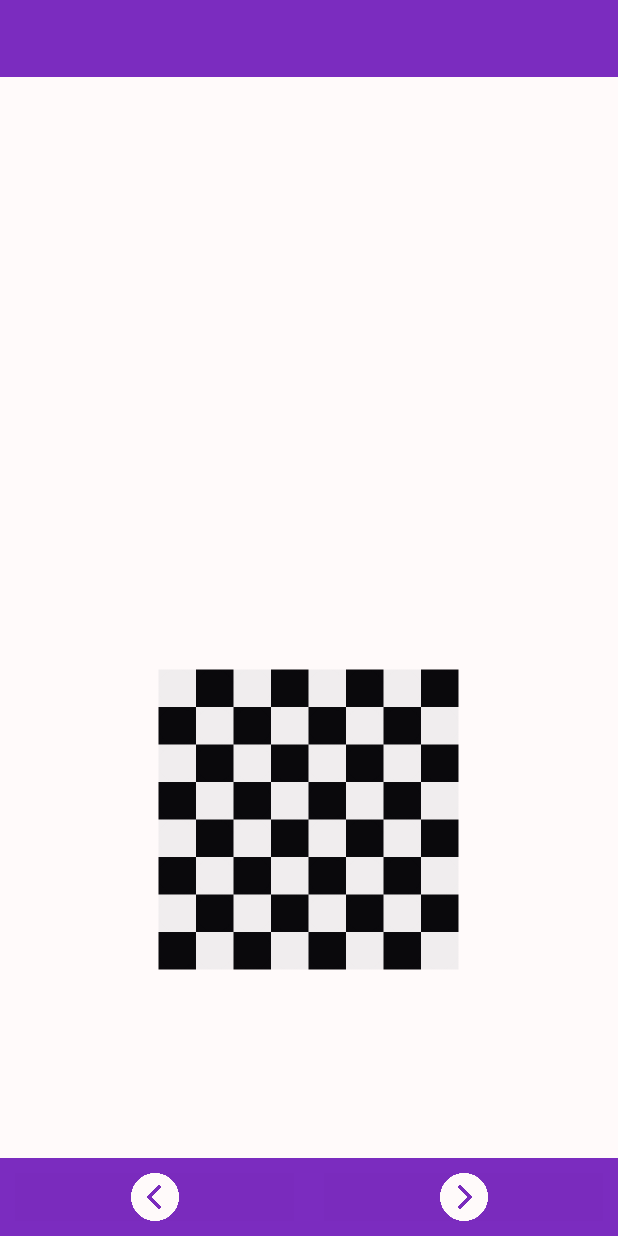
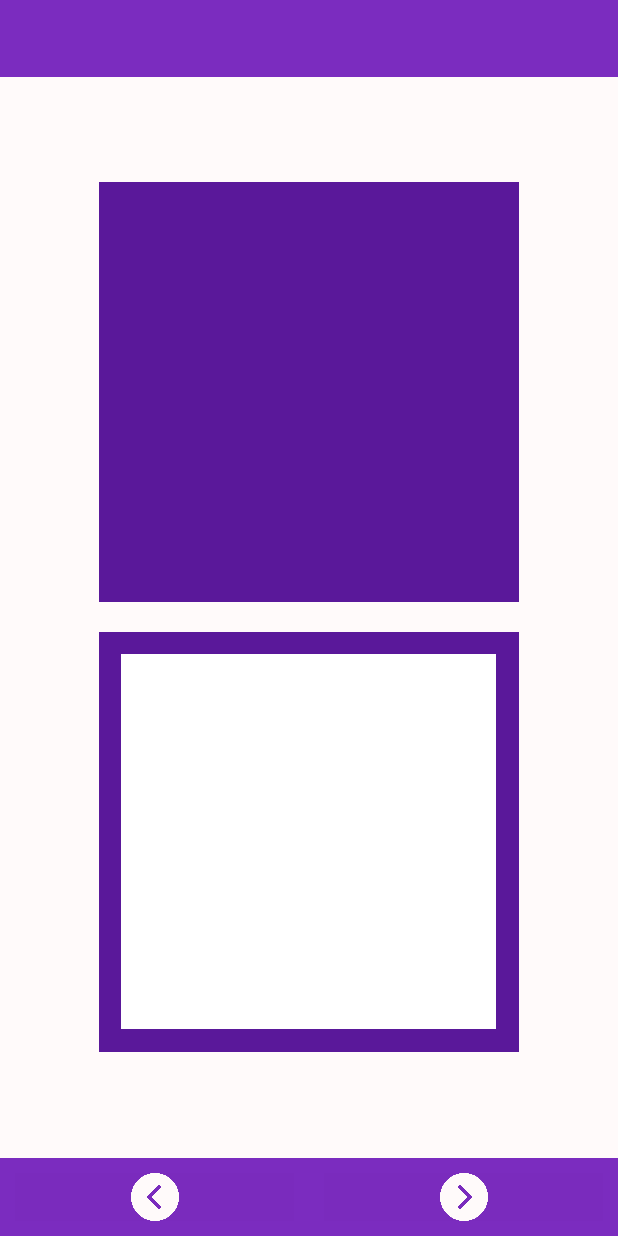
Before and after one commit to b3nny01/CheckersVision, an Android app: the PredictionActivity screen opened directly, with no data from a screen before it, on a phone screen of 412 x 824 dp. Run offline under Robolectric (Android 15) with nearby library versions, the phone set to English and light mode, and no system bars; libraries missing offline, so code that uses them is left out: org.pytorch; 2 statements that could not run were skipped.

Commit message:
updated GUI

```diff
--- a/CheckersVisionApp/app/src/main/AndroidManifest.xml
+++ b/CheckersVisionApp/app/src/main/AndroidManifest.xml
@@ -11,9 +11,9 @@
         android:allowBackup="true"
         android:dataExtractionRules="@xml/data_extraction_rules"
         android:fullBackupContent="@xml/backup_rules"
-        android:icon="@drawable/app_logo"
+        android:icon="@drawable/game_icon"
         android:label="@string/app_name"
-        android:roundIcon="@drawable/app_logo"
+        android:roundIcon="@drawable/game_icon"
         android:supportsRtl="true"
         android:theme="@style/Theme.ChessRecordApp"
         tools:targetApi="31">
--- a/CheckersVisionApp/app/src/main/res/layout/activity_prediction.xml
+++ b/CheckersVisionApp/app/src/main/res/layout/activity_prediction.xml
@@ -36,19 +36,40 @@
             android:gravity="center"
             android:orientation="vertical">
 
+            <FrameLayout
+                android:layout_width="280dp"
+                android:layout_height="280dp"
+                android:layout_margin="10dp"
+                android:background="@color/colorPrimaryDark">
+
+
                 <ImageView
                     android:id="@+id/imgToAnalyze"
                     android:layout_width="250dp"
                     android:layout_height="250dp"
+                    android:layout_gravity="center" />
+
+            </FrameLayout>
+
+            <FrameLayout
+                android:layout_width="280dp"
+                android:layout_height="280dp"
                 android:layout_margin="10dp"
-                android:src="@drawable/chessboard" />
+                android:background="@color/colorPrimaryDark">
+
+                <FrameLayout
+                    android:layout_width="wrap_content"
+                    android:layout_height="wrap_content"
+                    android:layout_gravity="center"
+                    android:background="@color/white">
 
                     <ImageView
                         android:id="@+id/predictionImg"
                         android:layout_width="250dp"
                         android:layout_height="250dp"
-                android:layout_margin="10dp"
-                android:src="@drawable/chessboard" />
+                        android:layout_gravity="center" />
+                </FrameLayout>
+            </FrameLayout>
 
 
         </LinearLayout>
--- a/CheckersVisionApp/app/src/main/res/layout/game_item.xml
+++ b/CheckersVisionApp/app/src/main/res/layout/game_item.xml
@@ -15,7 +15,7 @@
         app:layout_constraintEnd_toStartOf="@+id/gameName"
         app:layout_constraintStart_toStartOf="parent"
         app:layout_constraintTop_toTopOf="parent"
-        app:srcCompat="@drawable/directory_icon"/>
+        app:srcCompat="@drawable/game_icon"/>
 
     <TextView
         android:id="@+id/gameName"
--- a/CheckersVisionApp/app/src/main/res/values/colors.xml
+++ b/CheckersVisionApp/app/src/main/res/values/colors.xml
@@ -19,8 +19,8 @@
 
 
     <color name="colorAccent">#FFFAFA</color>
-    <!--<color name="colorPrimary">#2C666E</color>
-    <color name="colorPrimaryDark">#07393C</color>-->
+    <!--<color name="colorPrimary">#2C666E</color>-->
+    <color name="colorPrimaryDark">#5A189A</color>
     <color name="colorPrimary">#7B2CBF</color>
     <color name="colorBackground">#FFFAFA</color>
 
```
Also changed, not shown: CheckersVisionApp/app/src/main/java/com/example/checkersvisionapp/controller/NewGameActivity.kt (+13 -1 lines), CheckersVisionApp/app/src/main/res/layout/activity_new_game.xml (+12 -0 lines), CheckersVisionApp/app/src/main/res/drawable-nodpi/black_man.png, CheckersVisionApp/app/src/main/res/drawable-nodpi/black_square.png, CheckersVisionApp/app/src/main/res/drawable-nodpi/directory_icon.png (deleted), CheckersVisionApp/app/src/main/res/drawable-nodpi/game_icon.png (added), CheckersVisionApp/app/src/main/res/drawable-nodpi/save_icon.png (added), CheckersVisionApp/app/src/main/res/drawable-nodpi/white_man.png. Lines whose indentation alone changed are shown as unchanged.
